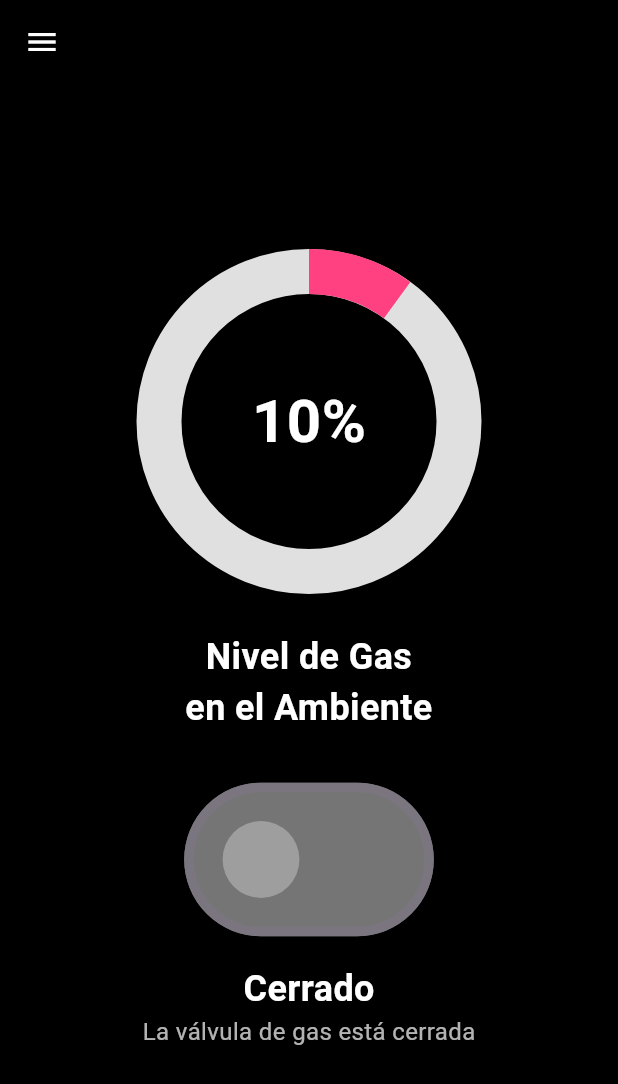
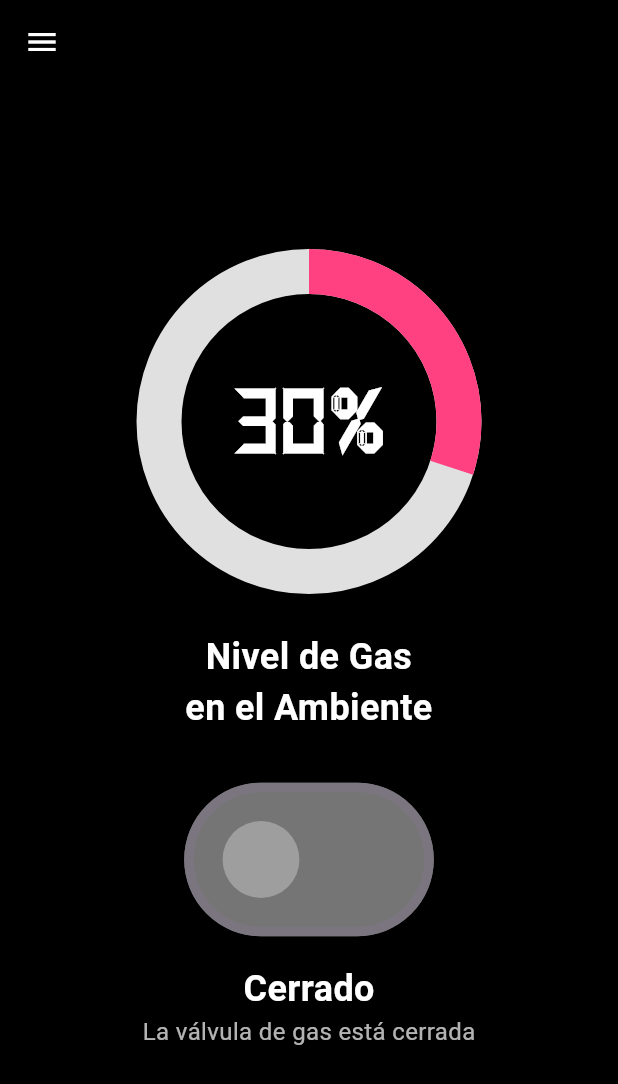
Before and after one commit to yuyiosuna3/Tesis, a Flutter app: the Start screen opened directly, on a phone screen of 412 x 824 dp. Shown: the top 1084 px of the screen. Run offline on Flutter 3.47's test engine with Material 3 defaults, Android fonts, the phone set to English and light mode, and no system bars; our stand-ins replace shared_preferences; accounts and stored records are empty.

Commit message:
Grafica y switch 2

```diff
--- a/lib/Screens/start.dart
+++ b/lib/Screens/start.dart
@@ -33,16 +33,17 @@ class _StartState extends State<Start> {
                   width: 200,
                   height: 200,
                   child: CircularProgressIndicator(
-                    value: 0.1, // Porcentaje estático (10%)
+                    value: 0.30, // Porcentaje estático (10%)
                     strokeWidth: 30.0,
                     backgroundColor: Colors.grey.shade300,
                     valueColor: const AlwaysStoppedAnimation<Color>(Colors.pinkAccent),
                   ),
                 ),
                 const Text(
-                  '10%',
+                  '30%',
                   style: TextStyle(
-                  fontSize:40 ,
+                  fontFamily: 'DSDigital',
+                  fontSize:65 ,
                   fontWeight: FontWeight.bold,
                   color: Colors.white,
               ),
```
Also changed, not shown: pubspec.yaml (+12 -6 lines), assets/fonts/DS-DIGI.TTF (added).
